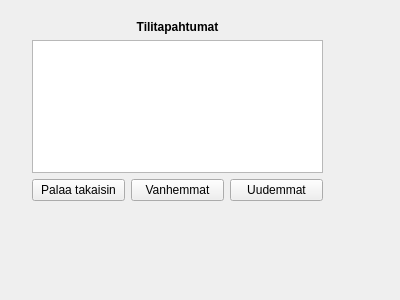
Old version of the form bank-automat/accwithdrawals.ui in the repository JuusoToratti/tvt23pankkiprojekti.
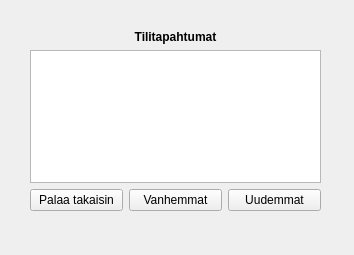
New version of the form.

The edit to the form file:
```diff
--- a/bank-automat/accwithdrawals.ui
+++ b/bank-automat/accwithdrawals.ui
@@ -6,8 +6,8 @@
    <rect>
     <x>0</x>
     <y>0</y>
-    <width>400</width>
-    <height>300</height>
+    <width>354</width>
+    <height>255</height>
    </rect>
   </property>
   <property name="windowTitle">
@@ -16,8 +16,8 @@
   <widget class="QWidget" name="gridLayoutWidget">
    <property name="geometry">
     <rect>
-     <x>32</x>
-     <y>20</y>
+     <x>30</x>
+     <y>30</y>
      <width>291</width>
      <height>181</height>
     </rect>
```
